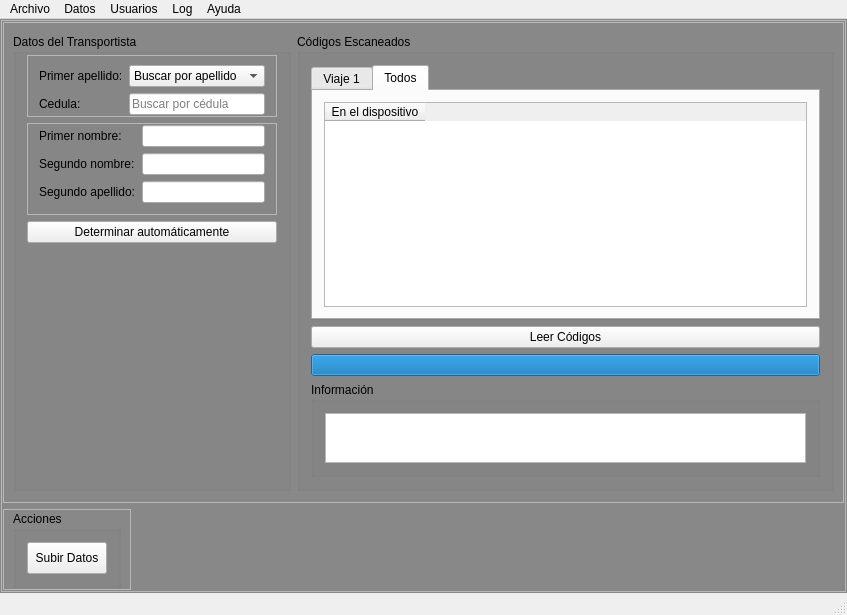
Before: the Qt Designer form transporte_ucv_harvester/mainwindow.ui in BlastDV/compusciens-ucv-transporte-harvester, drawn with Qt 5.
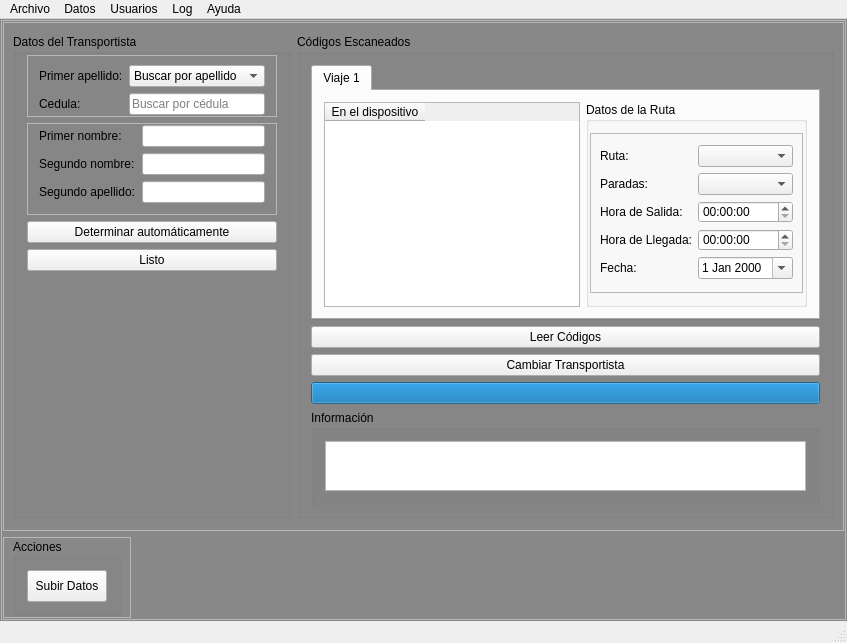
After: the same form once the commit is applied. Icons and pictures are not drawn.

Commit message: Inicio del código de discriminacion de viajes. El primer paso es capturar todos los códigos y ubicarlos en una lista aparte.

```diff
--- a/transporte_ucv_harvester/mainwindow.ui
+++ b/transporte_ucv_harvester/mainwindow.ui
@@ -245,6 +245,13 @@
                </property>
               </widget>
              </item>
+             <item>
+              <widget class="QPushButton" name="DriverReadyButton">
+               <property name="text">
+                <string>Listo</string>
+               </property>
+              </widget>
+             </item>
              <item>
               <spacer name="verticalSpacer_2">
                <property name="orientation">
@@ -270,7 +277,7 @@
              <item>
               <widget class="QTabWidget" name="TripWindow">
                <property name="currentIndex">
-                <number>1</number>
+                <number>0</number>
                </property>
                <widget class="QWidget" name="Trip1">
                 <attribute name="title">
@@ -397,22 +404,6 @@
                  </item>
                 </layout>
                </widget>
-               <widget class="QWidget" name="AllTab">
-                <attribute name="title">
-                 <string>Todos</string>
-                </attribute>
-                <layout class="QHBoxLayout" name="horizontalLayout_5">
-                 <item>
-                  <widget class="QTableWidget" name="AllCodesTable">
-                   <column>
-                    <property name="text">
-                     <string>En el dispositivo</string>
-                    </property>
-                   </column>
-                  </widget>
-                 </item>
-                </layout>
-               </widget>
               </widget>
              </item>
              <item>
@@ -422,6 +413,13 @@
                </property>
               </widget>
              </item>
+             <item>
+              <widget class="QPushButton" name="BackToDriverButton">
+               <property name="text">
+                <string>Cambiar Transportista</string>
+               </property>
+              </widget>
+             </item>
              <item>
               <widget class="QProgressBar" name="ReadingProgressBar">
                <property name="value">
```
Left out of the diff: 4 changed lines with no effect on the pictures. The commit also changes 3 other files.
